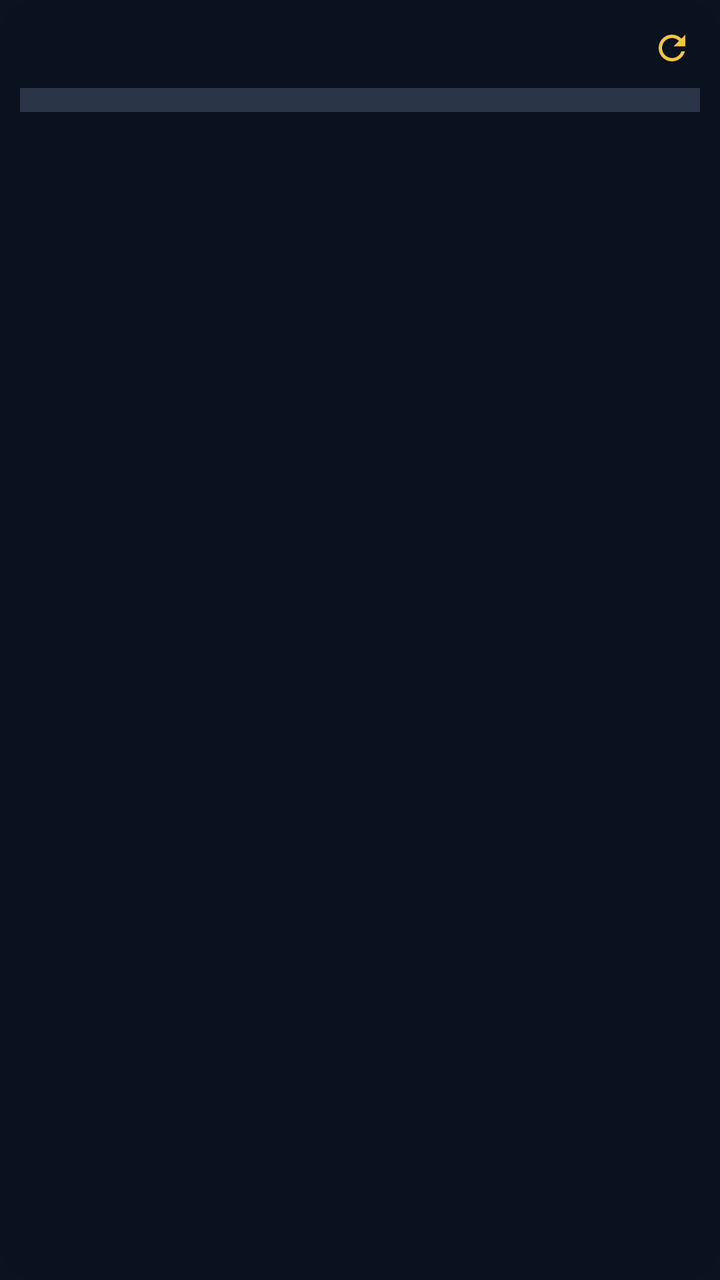
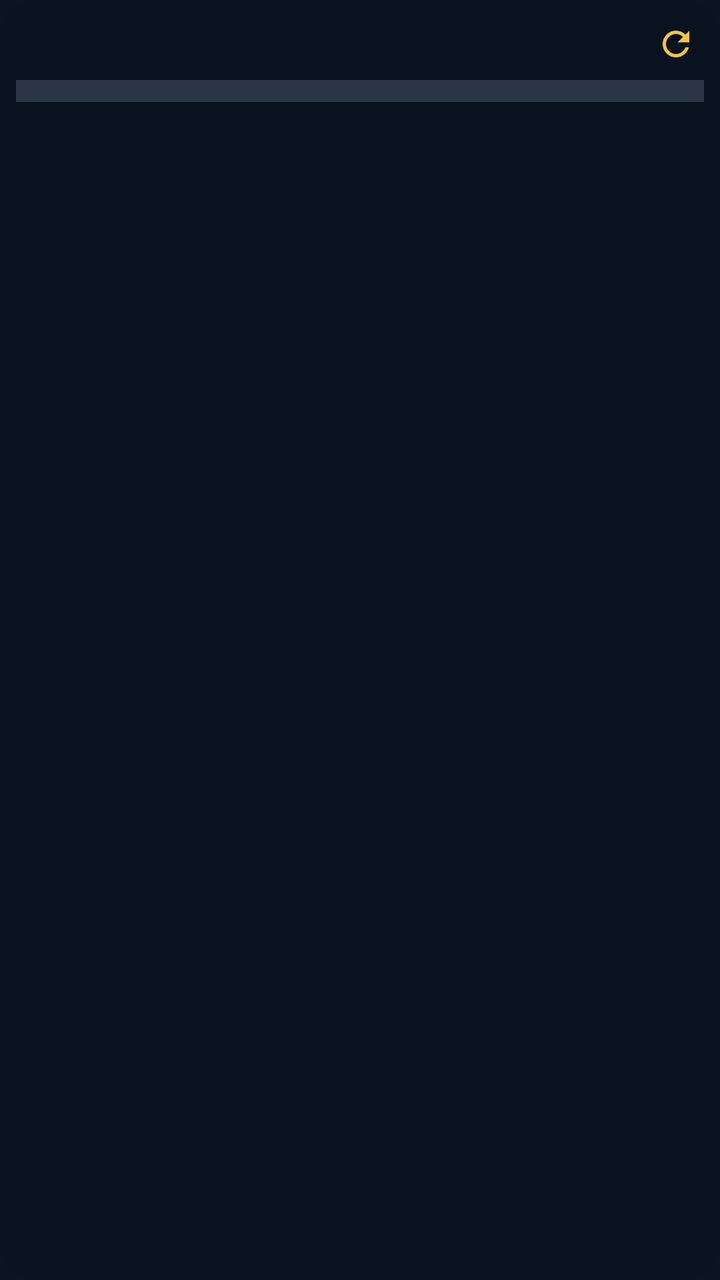

An Android layout rendered at two revisions. The XML below is the earlier revision; the diff shows what the commit changed to produce the second picture.
<!-- AndroidManifest.xml: application theme Theme.MarketPluss -->
<!-- res/layout/widget_layout.xml -->
<?xml version="1.0" encoding="utf-8"?>
<LinearLayout xmlns:android="http://schemas.android.com/apk/res/android"
    android:id="@+id/widget_root"
    android:layout_width="match_parent"
    android:layout_height="match_parent"
    android:background="@drawable/bg_widget"
    android:orientation="vertical"
    android:padding="10dp">

    <LinearLayout
        android:layout_width="match_parent"
        android:layout_height="wrap_content"
        android:gravity="center_vertical"
        android:layoutDirection="ltr"
        android:orientation="horizontal"
        android:paddingBottom="6dp">

        <ImageView
            android:id="@+id/iv_app_title"
            android:layout_width="0dp"
            android:layout_height="wrap_content"
            android:layout_weight="1"
            android:adjustViewBounds="true"
            android:contentDescription="@null"
            android:scaleType="fitStart" />

        <ImageView
            android:id="@+id/iv_updated"
            android:layout_width="wrap_content"
            android:layout_height="wrap_content"
            android:layout_marginEnd="6dp"
            android:adjustViewBounds="true"
            android:contentDescription="@null"
            android:scaleType="fitEnd" />

        <ImageView
            android:id="@+id/btn_refresh"
            android:layout_width="28dp"
            android:layout_height="28dp"
            android:contentDescription="@string/refresh"
            android:padding="4dp"
            android:src="@drawable/ic_refresh" />
    </LinearLayout>

    <ImageView
        android:id="@+id/iv_header"
        android:layout_width="match_parent"
        android:layout_height="wrap_content"
        android:adjustViewBounds="true"
        android:contentDescription="@null"
        android:scaleType="fitXY" />

    <TextView
        android:layout_width="match_parent"
        android:layout_height="1dp"
        android:background="@color/divider" />

    <LinearLayout android:id="@+id/row_0" android:layout_width="match_parent" android:layout_height="wrap_content" android:orientation="vertical">
        <ImageView android:id="@+id/iv_row_0" android:layout_width="match_parent" android:layout_height="wrap_content" android:adjustViewBounds="true" android:contentDescription="@null" android:scaleType="fitXY" />
    </LinearLayout>
    <TextView android:id="@+id/div_0" android:layout_width="match_parent" android:layout_height="1dp" android:background="@color/divider" />

    <LinearLayout android:id="@+id/row_1" android:layout_width="match_parent" android:layout_height="wrap_content" android:orientation="vertical">
        <ImageView android:id="@+id/iv_row_1" android:layout_width="match_parent" android:layout_height="wrap_content" android:adjustViewBounds="true" android:contentDescription="@null" android:scaleType="fitXY" />
    </LinearLayout>
    <TextView android:id="@+id/div_1" android:layout_width="match_parent" android:layout_height="1dp" android:background="@color/divider" />

    <LinearLayout android:id="@+id/row_2" android:layout_width="match_parent" android:layout_height="wrap_content" android:orientation="vertical">
        <ImageView android:id="@+id/iv_row_2" android:layout_width="match_parent" android:layout_height="wrap_content" android:adjustViewBounds="true" android:contentDescription="@null" android:scaleType="fitXY" />
    </LinearLayout>
    <TextView android:id="@+id/div_2" android:layout_width="match_parent" android:layout_height="1dp" android:background="@color/divider" />

    <LinearLayout android:id="@+id/row_3" android:layout_width="match_parent" android:layout_height="wrap_content" android:orientation="vertical">
        <ImageView android:id="@+id/iv_row_3" android:layout_width="match_parent" android:layout_height="wrap_content" android:adjustViewBounds="true" android:contentDescription="@null" android:scaleType="fitXY" />
    </LinearLayout>
    <TextView android:id="@+id/div_3" android:layout_width="match_parent" android:layout_height="1dp" android:background="@color/divider" />

    <LinearLayout android:id="@+id/row_4" android:layout_width="match_parent" android:layout_height="wrap_content" android:orientation="vertical">
        <ImageView android:id="@+id/iv_row_4" android:layout_width="match_parent" android:layout_height="wrap_content" android:adjustViewBounds="true" android:contentDescription="@null" android:scaleType="fitXY" />
    </LinearLayout>
    <TextView android:id="@+id/div_4" android:layout_width="match_parent" android:layout_height="1dp" android:background="@color/divider" />

    <LinearLayout android:id="@+id/row_5" android:layout_width="match_parent" android:layout_height="wrap_content" android:orientation="vertical">
        <ImageView android:id="@+id/iv_row_5" android:layout_width="match_parent" android:layout_height="wrap_content" android:adjustViewBounds="true" android:contentDescription="@null" android:scaleType="fitXY" />
    </LinearLayout>
    <TextView android:id="@+id/div_5" android:layout_width="match_parent" android:layout_height="1dp" android:background="@color/divider" />

    <LinearLayout android:id="@+id/row_6" android:layout_width="match_parent" android:layout_height="wrap_content" android:orientation="vertical">
        <ImageView android:id="@+id/iv_row_6" android:layout_width="match_parent" android:layout_height="wrap_content" android:adjustViewBounds="true" android:contentDescription="@null" android:scaleType="fitXY" />
    </LinearLayout>
    <TextView android:id="@+id/div_6" android:layout_width="match_parent" android:layout_height="1dp" android:background="@color/divider" />

    <LinearLayout android:id="@+id/row_7" android:layout_width="match_parent" android:layout_height="wrap_content" android:orientation="vertical">
        <ImageView android:id="@+id/iv_row_7" android:layout_width="match_parent" android:layout_height="wrap_content" android:adjustViewBounds="true" android:contentDescription="@null" android:scaleType="fitXY" />
    </LinearLayout>
    <TextView android:id="@+id/div_7" android:layout_width="match_parent" android:layout_height="1dp" android:background="@color/divider" />

    <LinearLayout android:id="@+id/row_8" android:layout_width="match_parent" android:layout_height="wrap_content" android:orientation="vertical">
        <ImageView android:id="@+id/iv_row_8" android:layout_width="match_parent" android:layout_height="wrap_content" android:adjustViewBounds="true" android:contentDescription="@null" android:scaleType="fitXY" />
    </LinearLayout>
    <TextView android:id="@+id/div_8" android:layout_width="match_parent" android:layout_height="1dp" android:background="@color/divider" />

    <LinearLayout android:id="@+id/row_9" android:layout_width="match_parent" android:layout_height="wrap_content" android:orientation="vertical">
        <ImageView android:id="@+id/iv_row_9" android:layout_width="match_parent" android:layout_height="wrap_content" android:adjustViewBounds="true" android:contentDescription="@null" android:scaleType="fitXY" />
    </LinearLayout>
    <TextView android:id="@+id/div_9" android:layout_width="match_parent" android:layout_height="1dp" android:background="@color/divider" />

    <LinearLayout android:id="@+id/row_10" android:layout_width="match_parent" android:layout_height="wrap_content" android:orientation="vertical">
        <ImageView android:id="@+id/iv_row_10" android:layout_width="match_parent" android:layout_height="wrap_content" android:adjustViewBounds="true" android:contentDescription="@null" android:scaleType="fitXY" />
    </LinearLayout>
    <TextView android:id="@+id/div_10" android:layout_width="match_parent" android:layout_height="1dp" android:background="@color/divider" />

</LinearLayout>
<!-- resources referenced by this layout -->
<resources>
  <color name="divider">#2A3548</color>
  <!-- drawable bg_widget (drawable) -->
  <?xml version="1.0" encoding="utf-8"?>
  <shape xmlns:android="http://schemas.android.com/apk/res/android" android:shape="rectangle">
      <solid android:color="#E60B1220" />
      <corners android:radius="18dp" />
  </shape>
  <!-- drawable ic_refresh (drawable) -->
  <?xml version="1.0" encoding="utf-8"?>
  <vector xmlns:android="http://schemas.android.com/apk/res/android"
      android:width="24dp"
      android:height="24dp"
      android:viewportWidth="24"
      android:viewportHeight="24">
      <path
          android:fillColor="#F5C542"
          android:pathData="M17.65,6.35C16.2,4.9 14.21,4 12,4c-4.42,0 -7.99,3.58 -7.99,8s3.57,8 7.99,8c3.73,0 6.84,-2.55 7.73,-6h-2.08c-0.82,2.33 -3.04,4 -5.65,4 -3.31,0 -6,-2.69 -6,-6s2.69,-6 6,-6c1.66,0 3.14,0.69 4.22,1.78L13,11h7V4l-2.35,2.35z" />
  </vector>
  <string name="refresh">بروزرسانی</string>
  <style name="Theme.MarketPluss" parent="Theme.MaterialComponents.DayNight.NoActionBar">
          <item name="colorPrimary">@color/accent_gold</item>
          <item name="colorPrimaryVariant">@color/bg_dark</item>
          <item name="colorOnPrimary">@color/bg_dark</item>
          <item name="android:statusBarColor">@color/bg_dark</item>
          <item name="android:windowBackground">@color/bg_dark</item>
          <item name="android:textColorPrimary">@color/text_primary</item>
      </style>
  <color name="accent_gold">#F5C542</color>
  <color name="bg_dark">#0B1220</color>
  <color name="text_primary">#F8FAFC</color>
</resources>

<!-- the commit's change to res/layout/widget_layout.xml (unified diff, before → after) -->
@@ -5,15 +5,16 @@
     android:layout_height="match_parent"
     android:background="@drawable/bg_widget"
     android:orientation="vertical"
-    android:padding="10dp">
-
+    android:padding="8dp">
+
+    
     <LinearLayout
         android:layout_width="match_parent"
         android:layout_height="wrap_content"
         android:gravity="center_vertical"
         android:layoutDirection="ltr"
         android:orientation="horizontal"
-        android:paddingBottom="6dp">
+        android:paddingBottom="4dp">
 
         <ImageView
             android:id="@+id/iv_app_title"
@@ -55,59 +56,194 @@
         android:layout_height="1dp"
         android:background="@color/divider" />
 
-    <LinearLayout android:id="@+id/row_0" android:layout_width="match_parent" android:layout_height="wrap_content" android:orientation="vertical">
-        <ImageView android:id="@+id/iv_row_0" android:layout_width="match_parent" android:layout_height="wrap_content" android:adjustViewBounds="true" android:contentDescription="@null" android:scaleType="fitXY" />
-    </LinearLayout>
-    <TextView android:id="@+id/div_0" android:layout_width="match_parent" android:layout_height="1dp" android:background="@color/divider" />
-
-    <LinearLayout android:id="@+id/row_1" android:layout_width="match_parent" android:layout_height="wrap_content" android:orientation="vertical">
-        <ImageView android:id="@+id/iv_row_1" android:layout_width="match_parent" android:layout_height="wrap_content" android:adjustViewBounds="true" android:contentDescription="@null" android:scaleType="fitXY" />
-    </LinearLayout>
-    <TextView android:id="@+id/div_1" android:layout_width="match_parent" android:layout_height="1dp" android:background="@color/divider" />
-
-    <LinearLayout android:id="@+id/row_2" android:layout_width="match_parent" android:layout_height="wrap_content" android:orientation="vertical">
-        <ImageView android:id="@+id/iv_row_2" android:layout_width="match_parent" android:layout_height="wrap_content" android:adjustViewBounds="true" android:contentDescription="@null" android:scaleType="fitXY" />
-    </LinearLayout>
-    <TextView android:id="@+id/div_2" android:layout_width="match_parent" android:layout_height="1dp" android:background="@color/divider" />
-
-    <LinearLayout android:id="@+id/row_3" android:layout_width="match_parent" android:layout_height="wrap_content" android:orientation="vertical">
-        <ImageView android:id="@+id/iv_row_3" android:layout_width="match_parent" android:layout_height="wrap_content" android:adjustViewBounds="true" android:contentDescription="@null" android:scaleType="fitXY" />
-    </LinearLayout>
-    <TextView android:id="@+id/div_3" android:layout_width="match_parent" android:layout_height="1dp" android:background="@color/divider" />
-
-    <LinearLayout android:id="@+id/row_4" android:layout_width="match_parent" android:layout_height="wrap_content" android:orientation="vertical">
-        <ImageView android:id="@+id/iv_row_4" android:layout_width="match_parent" android:layout_height="wrap_content" android:adjustViewBounds="true" android:contentDescription="@null" android:scaleType="fitXY" />
-    </LinearLayout>
-    <TextView android:id="@+id/div_4" android:layout_width="match_parent" android:layout_height="1dp" android:background="@color/divider" />
-
-    <LinearLayout android:id="@+id/row_5" android:layout_width="match_parent" android:layout_height="wrap_content" android:orientation="vertical">
-        <ImageView android:id="@+id/iv_row_5" android:layout_width="match_parent" android:layout_height="wrap_content" android:adjustViewBounds="true" android:contentDescription="@null" android:scaleType="fitXY" />
-    </LinearLayout>
-    <TextView android:id="@+id/div_5" android:layout_width="match_parent" android:layout_height="1dp" android:background="@color/divider" />
-
-    <LinearLayout android:id="@+id/row_6" android:layout_width="match_parent" android:layout_height="wrap_content" android:orientation="vertical">
-        <ImageView android:id="@+id/iv_row_6" android:layout_width="match_parent" android:layout_height="wrap_content" android:adjustViewBounds="true" android:contentDescription="@null" android:scaleType="fitXY" />
-    </LinearLayout>
-    <TextView android:id="@+id/div_6" android:layout_width="match_parent" android:layout_height="1dp" android:background="@color/divider" />
-
-    <LinearLayout android:id="@+id/row_7" android:layout_width="match_parent" android:layout_height="wrap_content" android:orientation="vertical">
-        <ImageView android:id="@+id/iv_row_7" android:layout_width="match_parent" android:layout_height="wrap_content" android:adjustViewBounds="true" android:contentDescription="@null" android:scaleType="fitXY" />
-    </LinearLayout>
-    <TextView android:id="@+id/div_7" android:layout_width="match_parent" android:layout_height="1dp" android:background="@color/divider" />
-
-    <LinearLayout android:id="@+id/row_8" android:layout_width="match_parent" android:layout_height="wrap_content" android:orientation="vertical">
-        <ImageView android:id="@+id/iv_row_8" android:layout_width="match_parent" android:layout_height="wrap_content" android:adjustViewBounds="true" android:contentDescription="@null" android:scaleType="fitXY" />
-    </LinearLayout>
-    <TextView android:id="@+id/div_8" android:layout_width="match_parent" android:layout_height="1dp" android:background="@color/divider" />
-
-    <LinearLayout android:id="@+id/row_9" android:layout_width="match_parent" android:layout_height="wrap_content" android:orientation="vertical">
-        <ImageView android:id="@+id/iv_row_9" android:layout_width="match_parent" android:layout_height="wrap_content" android:adjustViewBounds="true" android:contentDescription="@null" android:scaleType="fitXY" />
-    </LinearLayout>
-    <TextView android:id="@+id/div_9" android:layout_width="match_parent" android:layout_height="1dp" android:background="@color/divider" />
-
-    <LinearLayout android:id="@+id/row_10" android:layout_width="match_parent" android:layout_height="wrap_content" android:orientation="vertical">
-        <ImageView android:id="@+id/iv_row_10" android:layout_width="match_parent" android:layout_height="wrap_content" android:adjustViewBounds="true" android:contentDescription="@null" android:scaleType="fitXY" />
-    </LinearLayout>
-    <TextView android:id="@+id/div_10" android:layout_width="match_parent" android:layout_height="1dp" android:background="@color/divider" />
+    <LinearLayout
+        android:id="@+id/row_0"
+        android:layout_width="match_parent"
+        android:layout_height="wrap_content"
+        android:orientation="vertical">
+        <ImageView
+            android:id="@+id/iv_row_0"
+            android:layout_width="match_parent"
+            android:layout_height="wrap_content"
+            android:adjustViewBounds="true"
+            android:contentDescription="@null"
+            android:scaleType="fitXY" />
+    </LinearLayout>
+    <TextView
+        android:id="@+id/div_0"
+        android:layout_width="match_parent"
+        android:layout_height="1dp"
+        android:background="@color/divider" />
+
+    <LinearLayout
+        android:id="@+id/row_1"
+        android:layout_width="match_parent"
+        android:layout_height="wrap_content"
+        android:orientation="vertical">
+        <ImageView
+            android:id="@+id/iv_row_1"
+            android:layout_width="match_parent"
+            android:layout_height="wrap_content"
+            android:adjustViewBounds="true"
+            android:contentDescription="@null"
+            android:scaleType="fitXY" />
+    </LinearLayout>
+    <TextView
+        android:id="@+id/div_1"
+        android:layout_width="match_parent"
+        android:layout_height="1dp"
+        android:background="@color/divider" />
+
+    <LinearLayout
+        android:id="@+id/row_2"
+        android:layout_width="match_parent"
+        android:layout_height="wrap_content"
+        android:orientation="vertical">
+        <ImageView
+            android:id="@+id/iv_row_2"
+            android:layout_width="match_parent"
+            android:layout_height="wrap_content"
+            android:adjustViewBounds="true"
+            android:contentDescription="@null"
+            android:scaleType="fitXY" />
+    </LinearLayout>
+    <TextView
+        android:id="@+id/div_2"
+        android:layout_width="match_parent"
+        android:layout_height="1dp"
+        android:background="@color/divider" />
+
+    <LinearLayout
+        android:id="@+id/row_3"
+        android:layout_width="match_parent"
+        android:layout_height="wrap_content"
+        android:orientation="vertical">
+        <ImageView
+            android:id="@+id/iv_row_3"
+            android:layout_width="match_parent"
+            android:layout_height="wrap_content"
+            android:adjustViewBounds="true"
+            android:contentDescription="@null"
+            android:scaleType="fitXY" />
+    </LinearLayout>
+    <TextView
+        android:id="@+id/div_3"
+        android:layout_width="match_parent"
+        android:layout_height="1dp"
+        android:background="@color/divider" />
+
+    <LinearLayout
+        android:id="@+id/row_4"
+        android:layout_width="match_parent"
+        android:layout_height="wrap_content"
+        android:orientation="vertical">
+        <ImageView
+            android:id="@+id/iv_row_4"
+            android:layout_width="match_parent"
+            android:layout_height="wrap_content"
+            android:adjustViewBounds="true"
+            android:contentDescription="@null"
+            android:scaleType="fitXY" />
+    </LinearLayout>
+    <TextView
+        android:id="@+id/div_4"
+        android:layout_width="match_parent"
+        android:layout_height="1dp"
+        android:background="@color/divider" />
+
+    <LinearLayout
+        android:id="@+id/row_5"
+        android:layout_width="match_parent"
+        android:layout_height="wrap_content"
+        android:orientation="vertical">
+        <ImageView
+            android:id="@+id/iv_row_5"
+            android:layout_width="match_parent"
+            android:layout_height="wrap_content"
+            android:adjustViewBounds="true"
+            android:contentDescription="@null"
+            android:scaleType="fitXY" />
+    </LinearLayout>
+    <TextView
+        android:id="@+id/div_5"
+        android:layout_width="match_parent"
+        android:layout_height="1dp"
+        android:background="@color/divider" />
+
+    <LinearLayout
+        android:id="@+id/row_6"
+        android:layout_width="match_parent"
+        android:layout_height="wrap_content"
+        android:orientation="vertical">
+        <ImageView
+            android:id="@+id/iv_row_6"
+            android:layout_width="match_parent"
+            android:layout_height="wrap_content"
+            android:adjustViewBounds="true"
+            android:contentDescription="@null"
+            android:scaleType="fitXY" />
+    </LinearLayout>
+    <TextView
+        android:id="@+id/div_6"
+        android:layout_width="match_parent"
+        android:layout_height="1dp"
+        android:background="@color/divider" />
+
+    <LinearLayout
+        android:id="@+id/row_7"
+        android:layout_width="match_parent"
+        android:layout_height="wrap_content"
+        android:orientation="vertical">
+        <ImageView
+            android:id="@+id/iv_row_7"
+            android:layout_width="match_parent"
+            android:layout_height="wrap_content"
+            android:adjustViewBounds="true"
+            android:contentDescription="@null"
+            android:scaleType="fitXY" />
+    </LinearLayout>
+    <TextView
+        android:id="@+id/div_7"
+        android:layout_width="match_parent"
+        android:layout_height="1dp"
+        android:background="@color/divider" />
+
+    <LinearLayout
+        android:id="@+id/row_8"
+        android:layout_width="match_parent"
+        android:layout_height="wrap_content"
+        android:orientation="vertical">
+        <ImageView
+            android:id="@+id/iv_row_8"
+            android:layout_width="match_parent"
+            android:layout_height="wrap_content"
+            android:adjustViewBounds="true"
+            android:contentDescription="@null"
+            android:scaleType="fitXY" />
+    </LinearLayout>
+    <TextView
+        android:id="@+id/div_8"
+        android:layout_width="match_parent"
+        android:layout_height="1dp"
+        android:background="@color/divider" />
+
+    <LinearLayout
+        android:id="@+id/row_9"
+        android:layout_width="match_parent"
+        android:layout_height="wrap_content"
+        android:orientation="vertical">
+        <ImageView
+            android:id="@+id/iv_row_9"
+            android:layout_width="match_parent"
+            android:layout_height="wrap_content"
+            android:adjustViewBounds="true"
+            android:contentDescription="@null"
+            android:scaleType="fitXY" />
+    </LinearLayout>
+    <TextView
+        android:id="@+id/div_9"
+        android:layout_width="match_parent"
+        android:layout_height="1dp"
+        android:background="@color/divider" />
 
 </LinearLayout>
